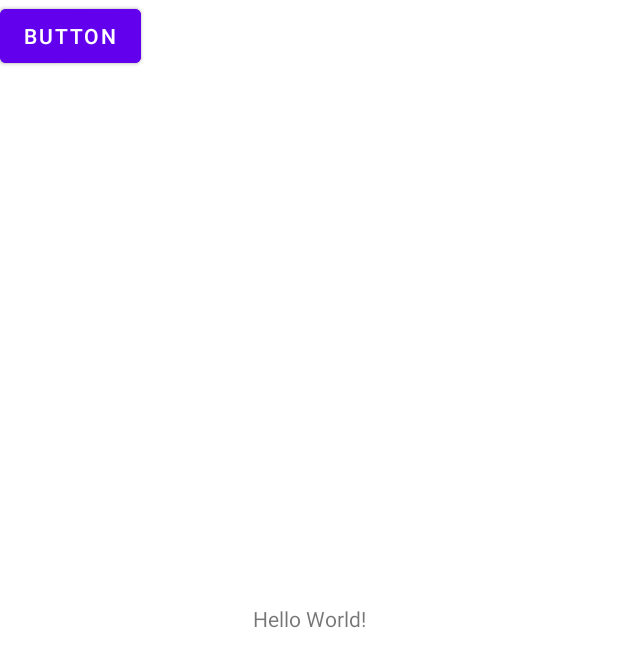
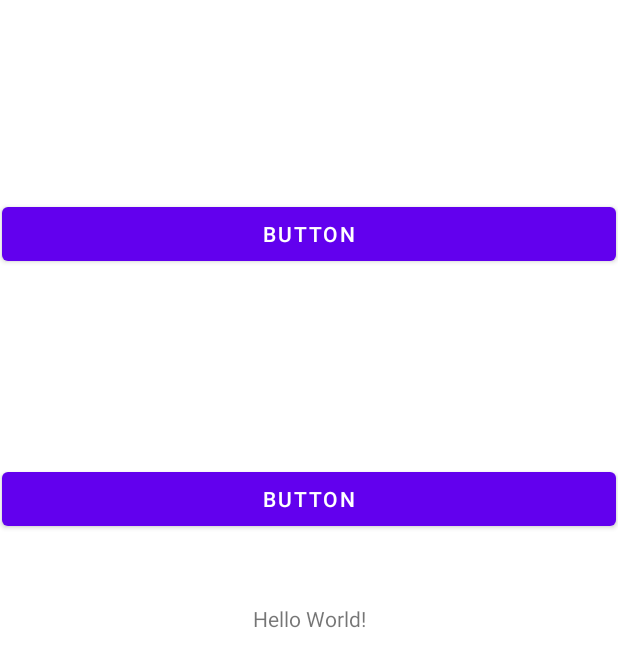
Before and after one commit to gabrielapatru/Colocviu1_1, an Android app: the layout activity_colocviu1_1_secondary.xml on its own in the app's theme, with its tools: preview values and no code run, on a phone screen of 412 x 824 dp. Shown: the top 667 px of the screen. Run offline under Robolectric (Android 15) with nearby library versions, the phone set to English and light mode, and no system bars.

Commit message:
ex c, b, aa

```diff
--- a/app/src/main/java/ro/pub/cs/systems/eim/Colocviu1_1/Colocviu1_1SecondaryActivity.java
+++ b/app/src/main/java/ro/pub/cs/systems/eim/Colocviu1_1/Colocviu1_1SecondaryActivity.java
@@ -4,12 +4,14 @@ import android.os.Bundle;
 import android.os.PersistableBundle;
 import android.view.View;
 import android.widget.Button;
+import android.widget.TextView;
 
 import androidx.annotation.Nullable;
 import androidx.appcompat.app.AppCompatActivity;
 
 public class Colocviu1_1SecondaryActivity extends AppCompatActivity {
     private Button cancel, register;
+    TextView textView1;
     private ButtonClickListener buttonClickListener = new ButtonClickListener();
     private class ButtonClickListener implements View.OnClickListener {
         @Override
@@ -34,5 +36,6 @@ public class Colocviu1_1SecondaryActivity extends AppCompatActivity {
         cancel.setOnClickListener(buttonClickListener);
         register = (Button) findViewById(R.id.register);
         register.setOnClickListener(buttonClickListener);
+        textView1 = (TextView) findViewById(R.id.textView);
     }
 }
--- a/app/src/main/res/layout/activity_colocviu1_1_secondary.xml
+++ b/app/src/main/res/layout/activity_colocviu1_1_secondary.xml
@@ -17,19 +17,25 @@
 
     <Button
         android:id="@+id/register"
-        android:layout_width="wrap_content"
+        android:layout_width="409dp"
         android:layout_height="wrap_content"
+        android:layout_marginTop="132dp"
         android:text="Button"
-        tools:layout_editor_absoluteX="56dp"
-        tools:layout_editor_absoluteY="132dp" />
+        app:layout_constraintEnd_toEndOf="parent"
+        app:layout_constraintHorizontal_bias="0.5"
+        app:layout_constraintStart_toStartOf="parent"
+        app:layout_constraintTop_toTopOf="parent" />
 
     <Button
         android:id="@+id/cancel"
-        android:layout_width="wrap_content"
+        android:layout_width="409dp"
         android:layout_height="wrap_content"
+        android:layout_marginBottom="467dp"
         android:text="Button"
-        tools:layout_editor_absoluteX="220dp"
-        tools:layout_editor_absoluteY="216dp" />
+        app:layout_constraintBottom_toBottomOf="parent"
+        app:layout_constraintEnd_toEndOf="parent"
+        app:layout_constraintHorizontal_bias="0.5"
+        app:layout_constraintStart_toStartOf="parent" />
 
 
 </androidx.constraintlayout.widget.ConstraintLayout>
```
